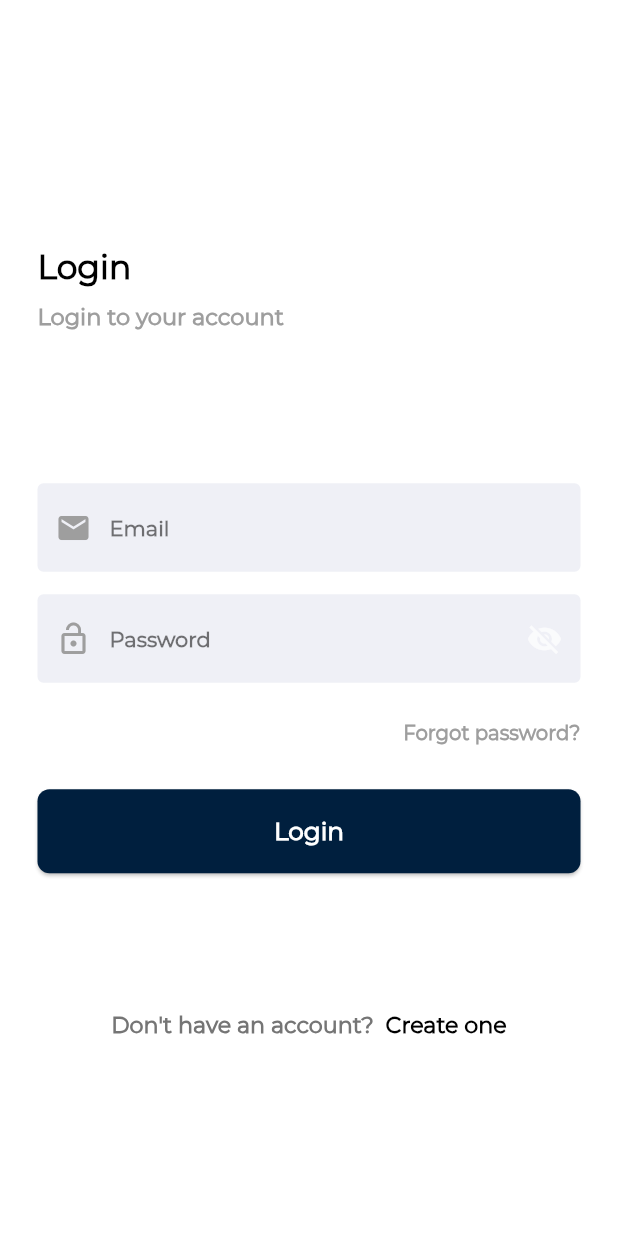
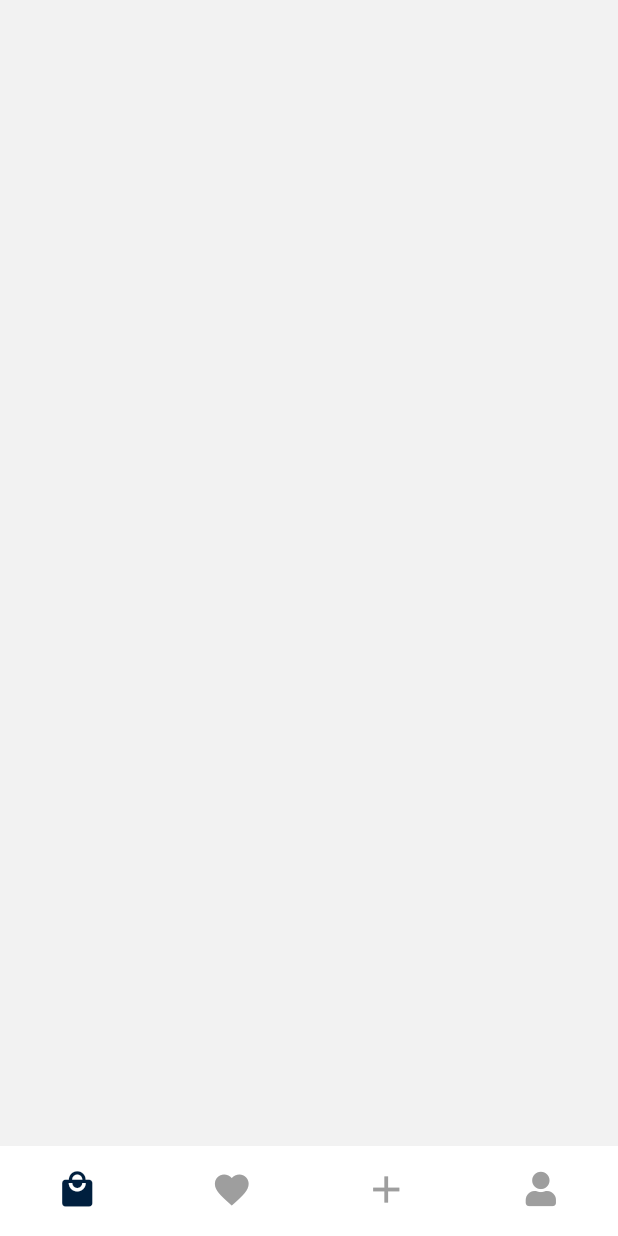
Before and after one commit to theifedayo/BuyStuff-MobileApp, a Flutter app: the screen it shows after launch, after a tap on "Login", on a phone screen of 412 x 824 dp. Run offline on Flutter 3.47's test engine with Material 2 defaults, Android fonts, the phone set to English and light mode, and no system bars; our stand-ins replace flutter_secure_storage, font_awesome_flutter, page_transition, show_up_animation.

Commit message:
Add bottom navigation bar item

```diff
--- a/lib/main.dart
+++ b/lib/main.dart
@@ -8,7 +8,7 @@ void main() {
 }
 
 class MyApp extends StatelessWidget {
-  // This widget is the root of acanode.
+  // This widget is the root of buystuff.
   @override
   Widget build(BuildContext context) {
 
@@ -18,7 +18,7 @@ class MyApp extends StatelessWidget {
       theme: ThemeData.dark().copyWith(
 
         primaryColor: Color(0XFF0A0E21),
-        scaffoldBackgroundColor: Colors.white,
+        scaffoldBackgroundColor: Color(0xFFF2F2F2),
         accentColor: Color(0xFF001F3E),
         textTheme: TextTheme(body1: TextStyle(color: Colors.black),),
 
--- /dev/null
+++ b/lib/screens/home_screen.dart
@@ -0,0 +1,16 @@
+import 'package:flutter/material.dart';
+
+
+class HomeScreen extends StatefulWidget {
+  @override
+  _HomeScreenState createState() => _HomeScreenState();
+}
+
+class _HomeScreenState extends State<HomeScreen> {
+  @override
+  Widget build(BuildContext context) {
+    return Scaffold(
+      backgroundColor: Color(0xFFF2F2F2),
+    );
+  }
+}
--- a/lib/screens/login_screen.dart
+++ b/lib/screens/login_screen.dart
@@ -3,6 +3,7 @@ import 'package:flutter_secure_storage/flutter_secure_storage.dart';
 import 'package:buystuff/components/stateless_button.dart';
 import 'package:page_transition/page_transition.dart';
 import 'signup_screen.dart';
+import 'main_screen.dart';
 
 
 class LoginScreen extends StatefulWidget {
@@ -24,6 +25,7 @@ class _LoginScreenState extends State<LoginScreen> {
   @override
   Widget build(BuildContext context) {
     return Scaffold(
+      backgroundColor: Colors.white,
       body: SafeArea(
         child: ListView(
           children: [
@@ -145,7 +147,9 @@ class _LoginScreenState extends State<LoginScreen> {
                     ),
                   ],
                 ),
-                StatelessButton(buttonText: 'Login', buttonColor: Color(0xFF001F3E),onPress: () async {}),
+                StatelessButton(buttonText: 'Login', buttonColor: Color(0xFF001F3E),onPress: () async {
+                  Navigator.push(context, PageTransition(type: PageTransitionType.rightToLeft, child: Main()));
+                }),
                 SizedBox(height: MediaQuery.of(context).size.height*0.1,),
                 Row(
                   mainAxisAlignment: MainAxisAlignment.center,
--- /dev/null
+++ b/lib/screens/main_screen.dart
@@ -0,0 +1,81 @@
+import 'package:flutter/material.dart';
+import 'package:font_awesome_flutter/font_awesome_flutter.dart';
+import 'home_screen.dart';
+import 'cart_screen.dart';
+import 'sell_screen.dart';
+import 'profile_screen.dart';
+
+
+
+class Main extends StatefulWidget {
+  @override
+  _MainState createState() => _MainState();
+}
+
+class _MainState extends State<Main> {
+  int _selectedIndex = 0;
+  static const TextStyle optionStyle =
+  TextStyle(fontSize: 30, fontWeight: FontWeight.bold, fontFamily: "Montserrat");
+  static List<Widget> _widgetOptions = <Widget>[
+    HomeScreen(),
+    CartScreen(),
+    SellScreen(),
+    ProfileScreen(),
+  ];
+
+  void _onItemTapped(int index) {
+    setState(() {
+      _selectedIndex = index;
+    });
+  }
+
+  @override
+  Widget build(BuildContext context) {
+    return Scaffold(
+      body: Center(
+        child: _widgetOptions.elementAt(_selectedIndex),
+      ),
+      bottomNavigationBar: BottomNavigationBar(
+        type: BottomNavigationBarType.fixed,
+        backgroundColor: Colors.white,
+        showSelectedLabels: false,
+        showUnselectedLabels: false,
+        elevation: 0,
+        items: const <BottomNavigationBarItem>[
+          BottomNavigationBarItem(
+              icon: Padding(
+                padding: EdgeInsets.only(top: 0),
+                child: Icon(Icons.local_mall, size: 27),
+              ),
+              label: 'Home'
+          ),
+          BottomNavigationBarItem(
+              icon: Padding(
+                padding: EdgeInsets.only(top:0),
+                child: Icon(Icons.favorite, size: 27),
+              ),
+              label: 'Cart'
+          ),
+          BottomNavigationBarItem(
+              icon: Padding(
+                padding: EdgeInsets.only(top:0),
+                child: Icon(Icons.add, size: 30),
+              ),
+              label: 'Sell'
+          ),
+          BottomNavigationBarItem(
+              icon: Padding(
+                padding: EdgeInsets.only(top:0),
+                child: Icon(FontAwesomeIcons.solidUser, size: 23),
+              ),
+              label: 'Profile'
+          ),
+        ],
+        currentIndex: _selectedIndex,
+        selectedItemColor: Color(0xFF001F3E),
+        unselectedItemColor: Colors.grey,
+        onTap: _onItemTapped,
+      ),
+    );
+  }
+}
--- a/lib/screens/splash_screen.dart
+++ b/lib/screens/splash_screen.dart
@@ -15,7 +15,7 @@ class SplashScreen extends StatefulWidget {
 
 class _SplashScreenState extends State<SplashScreen> {
 
-  final splashDelay = 3;
+  final splashDelay = 5;
   Widget page = LoginScreen();
   final storage = new FlutterSecureStorage();
 
@@ -55,24 +55,23 @@ class _SplashScreenState extends State<SplashScreen> {
   @override
   Widget build(BuildContext context) {
     return Scaffold(
-      //backgroundColor: Color(0xFFF5F5F7),
-      body: Column(
-        mainAxisAlignment: MainAxisAlignment.center,
-        children: <Widget>[
-          ShowUpAnimation(
-              delayStart: Duration(seconds: 0),
-              animationDuration: Duration(seconds: 1),
-              curve: Curves.bounceIn,
-              direction: Direction.vertical,
-              offset: 0.5,
-              child: Center(child: Container(
-                  width: MediaQuery.of(context).size.width*0.35,
-                  child: Image.asset('images/buystuff.png',)
-              ))
+        body: SafeArea(
+          child: Stack(
+            children: [
+              Image.asset("images/splash-background.png",
+                fit: BoxFit.fitHeight,
+                height: MediaQuery.of(context).size.height*1,
+              ),
+              Positioned(
+                top: MediaQuery.of(context).size.height*0.35,
+                left: MediaQuery.of(context).size.width*0.35,
+                child:Center(child: Container(
+                    child: Image.asset('images/buystuff.png',)
+                )),
+              )
+            ],
           ),
-
-        ],
-      ),
+        ),
     );
   }
 }
```
Also changed, not shown: lib/components/header.dart (added, +31 -0 lines), lib/screens/cart_screen.dart (added, +31 -0 lines), lib/screens/profile_screen.dart (added, +14 -0 lines), lib/screens/sell_screen.dart (added, +35 -0 lines), lib/screens/signup_screen.dart (+32 -2 lines), images/buystuff.png, images/splash-background.png (added).
